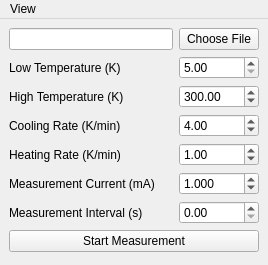
This is main.ui in kmnhan/physlab as Qt 5 draws it before an edit. The edited form follows.
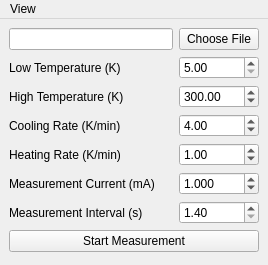
This is the edited form.

Commit message: feat: make sourcemeter delay explicit

The edit to the form file:
```diff
--- a/main.ui
+++ b/main.ui
@@ -41,7 +41,7 @@
        <bool>false</bool>
       </property>
       <property name="minimum">
-       <double>0.000000000000000</double>
+       <double>1.400000000000000</double>
       </property>
       <property name="maximum">
        <double>60.000000000000000</double>
@@ -50,7 +50,7 @@
        <double>0.100000000000000</double>
       </property>
       <property name="value">
-       <double>0.000000000000000</double>
+       <double>1.400000000000000</double>
       </property>
      </widget>
     </item>
```
The commit also changes 1 other file.
